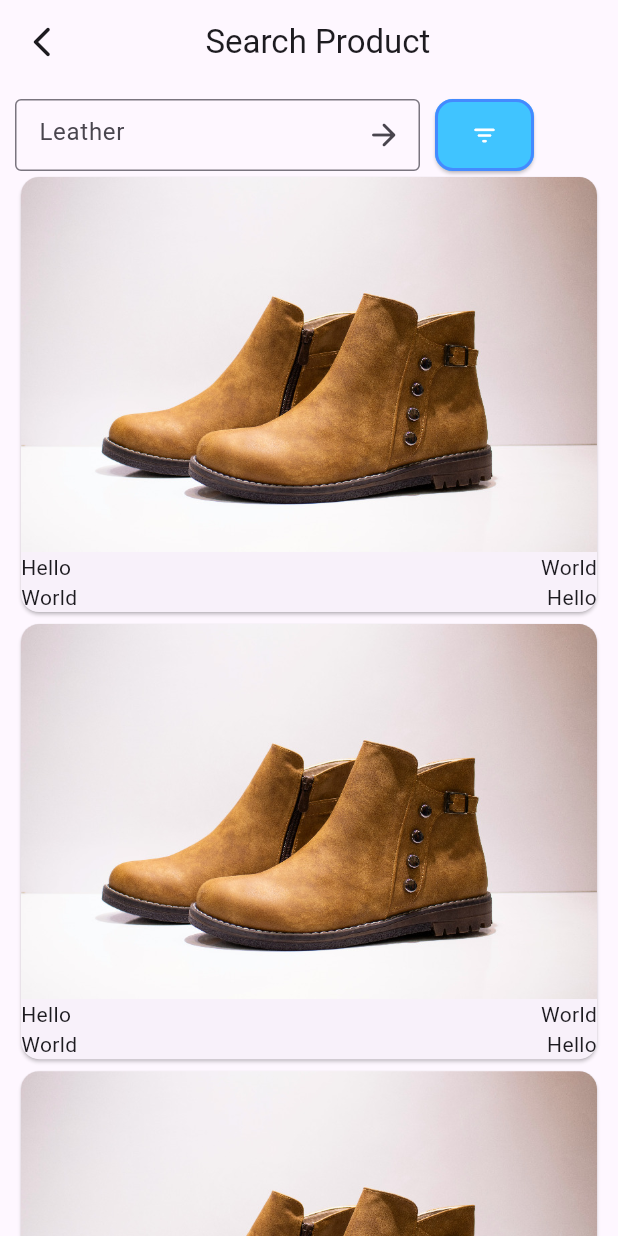
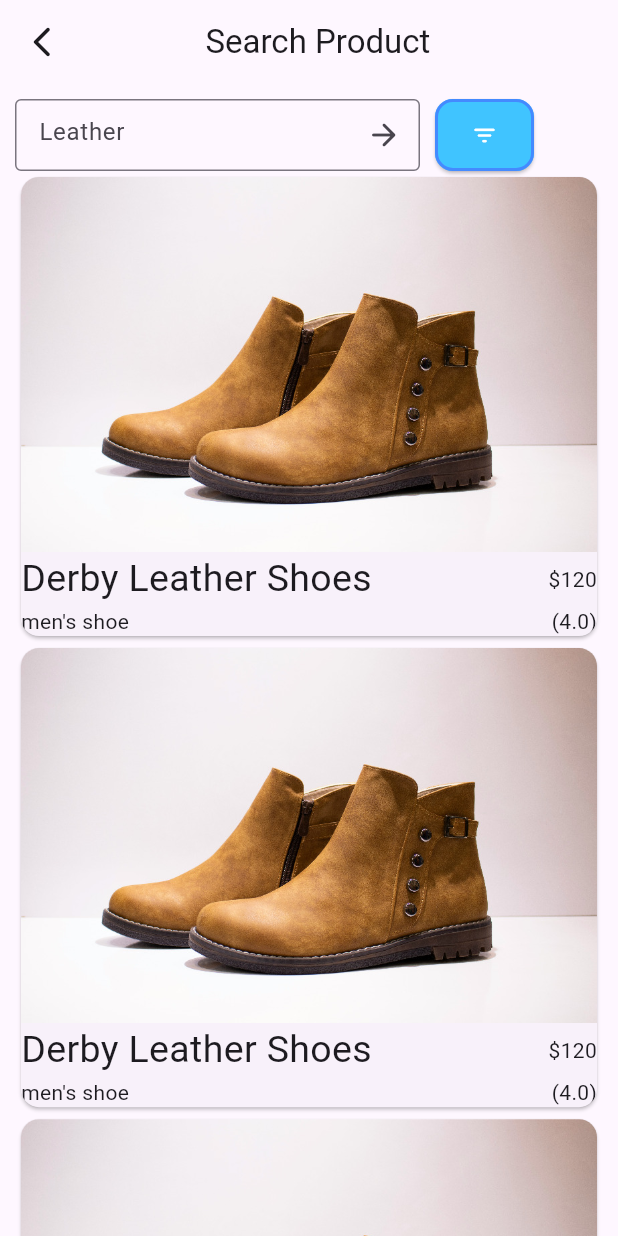
Before and after one commit to NatnaelBelay01/2024-internship-mobile-tasks, a Flutter app: the SearchPage screen opened directly, on a phone screen of 412 x 824 dp. Run offline on Flutter 3.47's test engine with Material 3 defaults, Android fonts, the phone set to English and light mode, and no system bars.

Commit message:
quick fixes

```diff
--- a/mobile/natnael.belay/ecommerce/lib/searchpage.dart
+++ b/mobile/natnael.belay/ecommerce/lib/searchpage.dart
@@ -128,19 +128,20 @@ List<Card> _buildCard(int count) {
               mainAxisAlignment: MainAxisAlignment.spaceBetween,
               children: [
                 Text(
-                  "Hello",
+                  "Derby Leather Shoes",
+									style: TextStyle(fontSize: 25)
                 ),
                 Text(
-                  "World",
+                  "\$120",
                 ),
               ],
             ),
             const Row(
               mainAxisAlignment: MainAxisAlignment.spaceBetween,
               children: [
-                Text("World"),
+                Text("men's shoe"),
                 Text(
-                  "Hello",
+                  "(4.0)",
                 ),
               ],
             )
```
Also changed, not shown: mobile/natnael.belay/ecommerce/images/sea.jpg.
